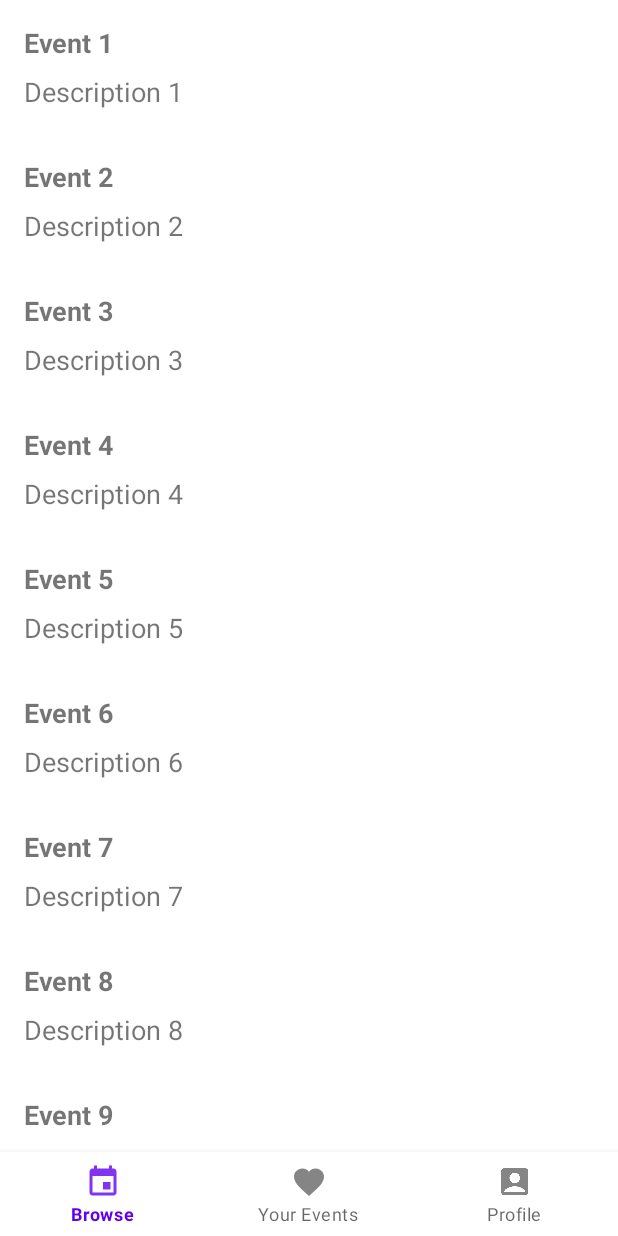
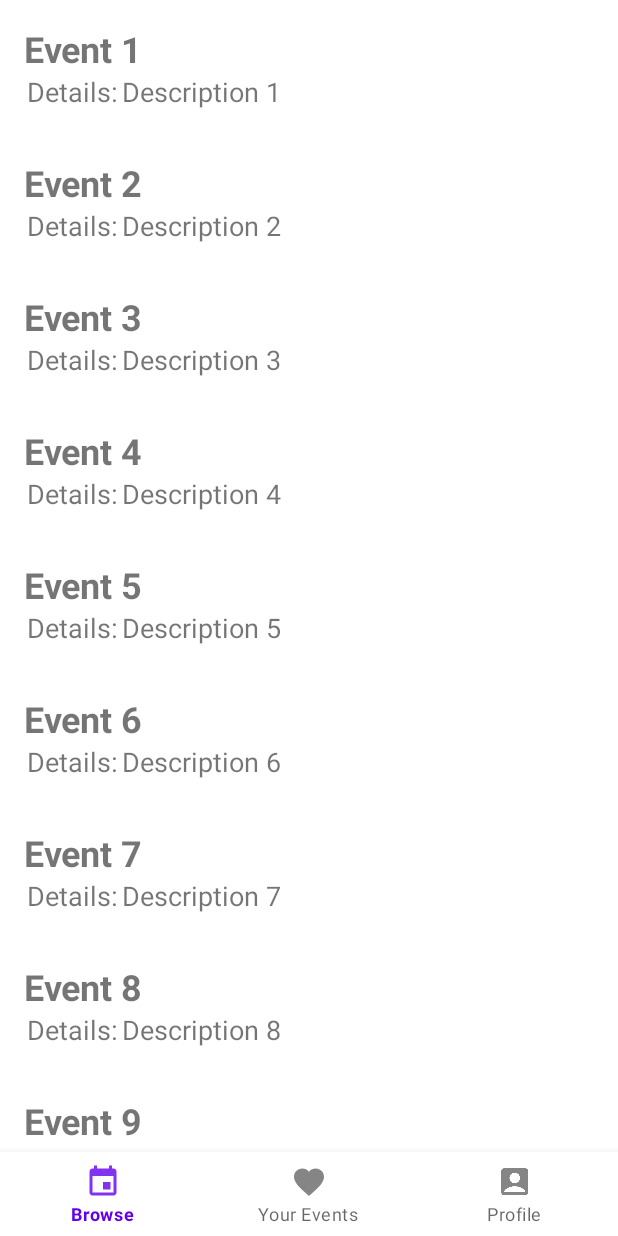
Before and after one commit to CMPUT301W24T40/Circle, an Android app: the screen it shows after launch (MainActivity), on a phone screen of 412 x 824 dp. Run offline under Robolectric (Android 15) with nearby library versions, the phone set to English and light mode, and no system bars.

Commit message:
have a section for pictures for event list

```diff
--- a/app/src/main/res/layout/event_item.xml
+++ b/app/src/main/res/layout/event_item.xml
@@ -1,12 +1,14 @@
 <?xml version="1.0" encoding="utf-8"?>
 <LinearLayout xmlns:android="http://schemas.android.com/apk/res/android"
+    xmlns:app="http://schemas.android.com/apk/res-auto"
+    xmlns:tools="http://schemas.android.com/tools"
     android:layout_width="match_parent"
     android:layout_height="wrap_content"
     android:orientation="horizontal"
     android:padding="16dp">
 
 
-    <LinearLayout
+    <RelativeLayout
         android:layout_width="0dp"
         android:layout_height="wrap_content"
         android:layout_weight="1"
@@ -17,15 +19,37 @@
             android:id="@+id/event_title"
             android:layout_width="match_parent"
             android:layout_height="wrap_content"
-            android:textSize="18sp"
+            android:layout_toRightOf="@id/event_poster"
+            android:textSize="24sp"
             android:textStyle="bold"
-            android:layout_marginBottom="8dp"/>
+            android:text="Event"/>
 
+        <ImageView
+            android:id="@+id/event_poster"
+            android:layout_width="wrap_content"
+            android:layout_height="wrap_content"
+            tools:srcCompat="@tools:sample/avatars" />
 
         <TextView
             android:id="@+id/event_description"
-            android:layout_width="match_parent"
-            android:textSize="18sp"
-            android:layout_height="wrap_content"/>
-    </LinearLayout>
+            android:layout_width="wrap_content"
+            android:layout_height="wrap_content"
+            android:layout_below="@id/event_title"
+            android:layout_marginLeft="65dp"
+            android:layout_toRightOf="@id/event_poster"
+            android:text="Event details"
+            android:textSize="18sp" />
+
+        <TextView
+            android:id="@+id/details_title"
+            android:layout_width="wrap_content"
+            android:layout_height="wrap_content"
+            android:layout_below="@id/event_title"
+            android:layout_marginLeft="2dp"
+            android:layout_toRightOf="@id/event_poster"
+            android:text="Details:"
+            android:textSize="18sp" />
+
+
+    </RelativeLayout>
 </LinearLayout>
```
